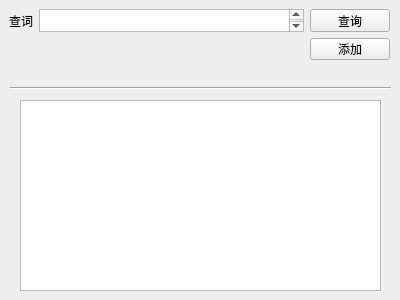
Qt form ui/uiform.ui (qiao1406/QiaoDict) before a commit.
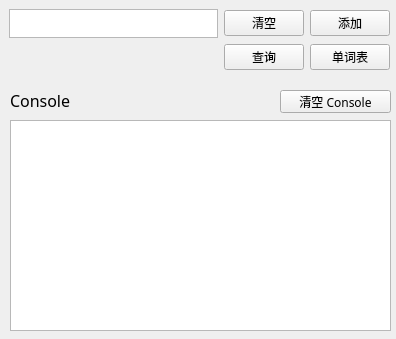
The same form after that commit.

```diff
--- a/ui/uiform.ui
+++ b/ui/uiform.ui
@@ -6,10 +6,16 @@
    <rect>
     <x>0</x>
     <y>0</y>
-    <width>400</width>
-    <height>300</height>
+    <width>396</width>
+    <height>339</height>
    </rect>
   </property>
+  <property name="font">
+   <font>
+    <weight>50</weight>
+    <bold>false</bold>
+   </font>
+  </property>
   <property name="windowTitle">
    <string>Form</string>
   </property>
@@ -19,14 +25,17 @@
      <x>9</x>
      <y>9</y>
      <width>381</width>
-     <height>51</height>
+     <height>61</height>
     </rect>
    </property>
    <layout class="QGridLayout" name="gridLayout">
+    <property name="sizeConstraint">
+     <enum>QLayout::SetDefaultConstraint</enum>
+    </property>
     <property name="leftMargin">
      <number>0</number>
     </property>
-    <item row="0" column="1">
+    <item row="0" column="0">
      <widget class="QTextEdit" name="textEdit">
       <property name="undoRedoEnabled">
        <bool>true</bool>
@@ -46,49 +55,63 @@
       </property>
      </widget>
     </item>
-    <item row="0" column="0">
-     <widget class="QLabel" name="label">
-      <property name="text">
-       <string>查词</string>
-      </property>
-     </widget>
-    </item>
     <item row="0" column="2">
-     <widget class="QPushButton" name="pushButton">
+     <widget class="QPushButton" name="pushButton_3">
+      <property name="font">
+       <font>
+        <family>Microsoft YaHei</family>
+       </font>
+      </property>
       <property name="text">
-       <string>查询</string>
+       <string>清空</string>
       </property>
      </widget>
     </item>
-    <item row="1" column="2">
+    <item row="0" column="3">
      <widget class="QPushButton" name="pushButton_2">
+      <property name="font">
+       <font>
+        <family>Microsoft YaHei</family>
+       </font>
+      </property>
       <property name="text">
        <string>添加</string>
       </property>
      </widget>
     </item>
+    <item row="1" column="3">
+     <widget class="QPushButton" name="pushButton_4">
+      <property name="font">
+       <font>
+        <family>Microsoft YaHei</family>
+       </font>
+      </property>
+      <property name="text">
+       <string>单词表</string>
+      </property>
+     </widget>
+    </item>
+    <item row="1" column="2">
+     <widget class="QPushButton" name="pushButton">
+      <property name="font">
+       <font>
+        <family>Microsoft YaHei</family>
+       </font>
+      </property>
+      <property name="text">
+       <string>查询</string>
+      </property>
+     </widget>
+    </item>
    </layout>
   </widget>
-  <widget class="Line" name="line">
-   <property name="geometry">
-    <rect>
-     <x>10</x>
-     <y>80</y>
-     <width>381</width>
-     <height>16</height>
-    </rect>
-   </property>
-   <property name="orientation">
-    <enum>Qt::Horizontal</enum>
-   </property>
-  </widget>
   <widget class="QPlainTextEdit" name="plainTextEdit">
    <property name="geometry">
     <rect>
-     <x>20</x>
-     <y>100</y>
-     <width>361</width>
-     <height>191</height>
+     <x>10</x>
+     <y>120</y>
+     <width>381</width>
+     <height>211</height>
     </rect>
    </property>
    <property name="plainText">
@@ -101,6 +124,43 @@
     <bool>false</bool>
    </property>
   </widget>
+  <widget class="QLabel" name="label">
+   <property name="geometry">
+    <rect>
+     <x>10</x>
+     <y>90</y>
+     <width>81</width>
+     <height>20</height>
+    </rect>
+   </property>
+   <property name="font">
+    <font>
+     <family>Microsoft YaHei</family>
+     <pointsize>12</pointsize>
+    </font>
+   </property>
+   <property name="text">
+    <string>Console</string>
+   </property>
+  </widget>
+  <widget class="QPushButton" name="pushButton_5">
+   <property name="geometry">
+    <rect>
+     <x>280</x>
+     <y>90</y>
+     <width>111</width>
+     <height>23</height>
+    </rect>
+   </property>
+   <property name="font">
+    <font>
+     <family>Microsoft YaHei</family>
+    </font>
+   </property>
+   <property name="text">
+    <string>清空 Console</string>
+   </property>
+  </widget>
  </widget>
  <resources/>
  <connections/>
```
Left out of the diff: 3 changed lines with no effect on the pictures.
